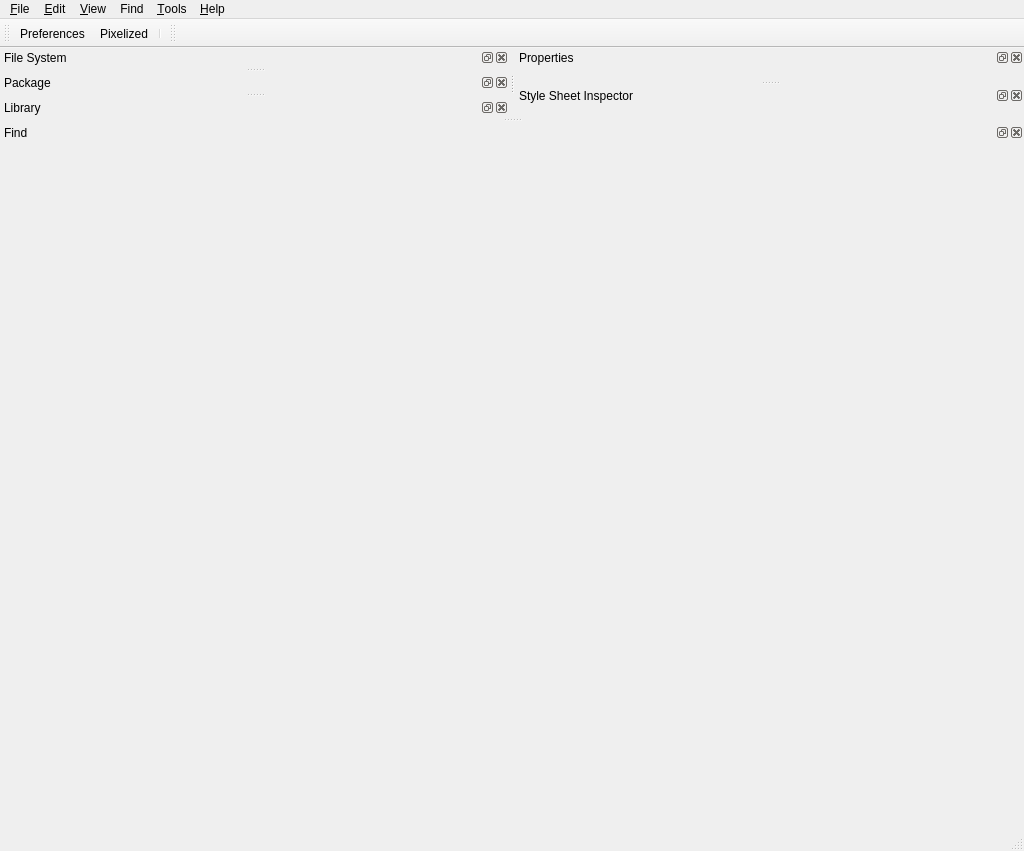
Qt form Programs/QuickEd/UI/mainwindow.ui (xaoctech/dava.engine) before a commit.
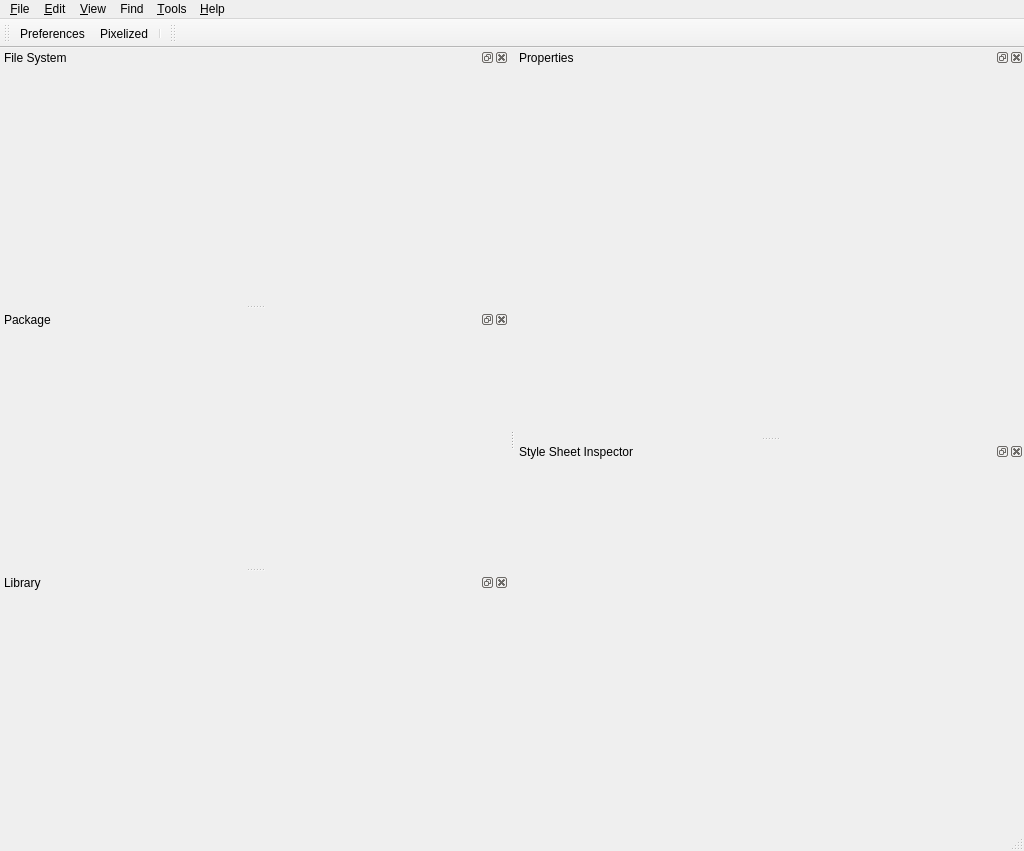
The same form after that commit. Icons and pictures are not drawn. Custom widgets are drawn as their Qt base class.

Commit message: DF-12833 find results -> TArc

```diff
--- a/Programs/QuickEd/UI/mainwindow.ui
+++ b/Programs/QuickEd/UI/mainwindow.ui
@@ -226,14 +226,6 @@
     <number>2</number>
    </attribute>
   </widget>
-  <widget class="FindResultsWidget" name="findResultsWidget">
-   <property name="windowTitle">
-    <string>Find</string>
-   </property>
-   <attribute name="dockWidgetArea">
-    <number>8</number>
-   </attribute>
-  </widget>
   <action name="actionExit">
    <property name="text">
     <string>&amp;Exit</string>
@@ -386,12 +378,6 @@
    <header>UI/StyleSheetInspector/StyleSheetInspectorWidget.h</header>
    <container>1</container>
   </customwidget>
-  <customwidget>
-   <class>FindResultsWidget</class>
-   <extends>QDockWidget</extends>
-   <header>UI/Find/FindResultsWidget.h</header>
-   <container>1</container>
-  </customwidget>
  </customwidgets>
  <resources>
   <include location="../DataQt/icons.qrc"/>
```
The commit also changes 12 other files.
